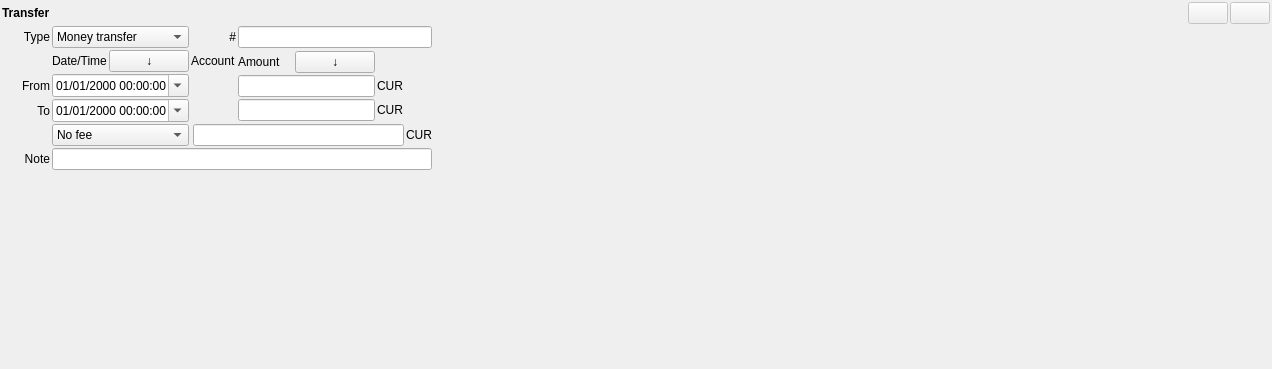
Above: jal/ui/widgets/transfer_operation.ui from titov-vv/jal before the change. Below: the same form after it.
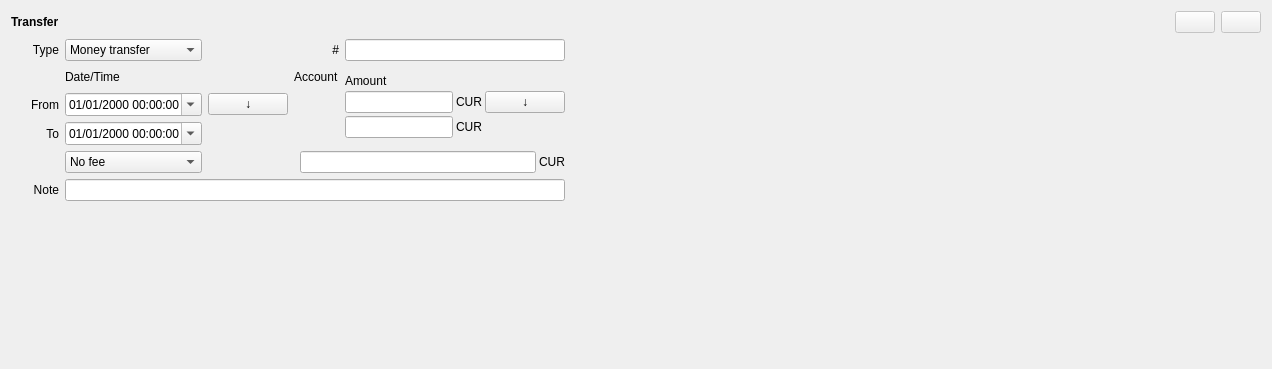
That is the form after the change. The open tabs and pages were chosen to show the change. Custom widgets are drawn as their Qt base class.

Commit message: Restore of native Qt spacing layout spacing for better compatibility. Tab order and label buddies we set for forms.

```diff
--- a/jal/ui/widgets/transfer_operation.ui
+++ b/jal/ui/widgets/transfer_operation.ui
@@ -14,21 +14,6 @@
    <string>Form</string>
   </property>
   <layout class="QGridLayout" name="layout">
-   <property name="leftMargin">
-    <number>2</number>
-   </property>
-   <property name="topMargin">
-    <number>2</number>
-   </property>
-   <property name="rightMargin">
-    <number>2</number>
-   </property>
-   <property name="bottomMargin">
-    <number>2</number>
-   </property>
-   <property name="spacing">
-    <number>2</number>
-   </property>
    <item row="7" column="2">
     <spacer name="vertical_spacer">
      <property name="orientation">
@@ -50,9 +35,12 @@
      <property name="alignment">
       <set>Qt::AlignmentFlag::AlignRight|Qt::AlignmentFlag::AlignTrailing|Qt::AlignmentFlag::AlignVCenter</set>
      </property>
+     <property name="buddy">
+      <cstring>deposit_timestamp</cstring>
+     </property>
     </widget>
    </item>
-   <item row="4" column="4">
+   <item row="4" column="5">
     <widget class="ReferenceSelectorWidget" name="to_account_widget" native="true"/>
    </item>
    <item row="1" column="2" colspan="2">
@@ -69,14 +57,14 @@
      </item>
     </widget>
    </item>
-   <item row="2" column="4">
+   <item row="2" column="5">
     <widget class="QLabel" name="account_label">
      <property name="text">
       <string>Account</string>
      </property>
     </widget>
    </item>
-   <item row="2" column="9">
+   <item row="2" column="10">
     <spacer name="horizontal_spacer">
      <property name="orientation">
       <enum>Qt::Orientation::Horizontal</enum>
@@ -89,7 +77,7 @@
      </property>
     </spacer>
    </item>
-   <item row="0" column="10">
+   <item row="0" column="11">
     <widget class="QPushButton" name="commit_button">
      <property name="enabled">
       <bool>false</bool>
@@ -110,6 +98,9 @@
      <property name="alignment">
       <set>Qt::AlignmentFlag::AlignRight|Qt::AlignmentFlag::AlignTrailing|Qt::AlignmentFlag::AlignVCenter</set>
      </property>
+     <property name="buddy">
+      <cstring>TransferTypeCombo</cstring>
+     </property>
     </widget>
    </item>
    <item row="2" column="2">
@@ -119,7 +110,7 @@
      </property>
     </widget>
    </item>
-   <item row="5" column="4" colspan="5">
+   <item row="5" column="5" colspan="5">
     <widget class="QStackedWidget" name="FeeGasPages">
      <property name="sizePolicy">
       <sizepolicy hsizetype="Preferred" vsizetype="Maximum">
@@ -148,26 +139,58 @@
        <property name="bottomMargin">
         <number>0</number>
        </property>
-       <property name="spacing">
-        <number>2</number>
-       </property>
-       <item row="0" column="2">
-        <widget class="AccountCurrencyLabel" name="fee_currency">
-         <property name="text">
-          <string>CUR</string>
-         </property>
-        </widget>
-       </item>
-       <item row="0" column="1">
-        <widget class="QLineEdit" name="fee">
-         <property name="alignment">
-          <set>Qt::AlignmentFlag::AlignRight|Qt::AlignmentFlag::AlignTrailing|Qt::AlignmentFlag::AlignVCenter</set>
-         </property>
-        </widget>
-       </item>
        <item row="0" column="0">
         <widget class="ReferenceSelectorWidget" name="fee_account_widget" native="true"/>
        </item>
+       <item row="0" column="1">
+        <spacer name="feeGroupSpacer">
+         <property name="orientation">
+          <enum>Qt::Orientation::Horizontal</enum>
+         </property>
+         <property name="sizeType">
+          <enum>QSizePolicy::Fixed</enum>
+         </property>
+         <property name="sizeHint" stdset="0">
+          <size>
+           <width>0</width>
+           <height>20</height>
+          </size>
+         </property>
+        </spacer>
+       </item>
+       <item row="0" column="2">
+        <layout class="QHBoxLayout" name="feeCurrencyBox">
+         <property name="spacing">
+          <number>3</number>
+         </property>
+         <property name="leftMargin">
+          <number>0</number>
+         </property>
+         <property name="topMargin">
+          <number>0</number>
+         </property>
+         <property name="rightMargin">
+          <number>0</number>
+         </property>
+         <property name="bottomMargin">
+          <number>0</number>
+         </property>
+         <item>
+          <widget class="QLineEdit" name="fee">
+           <property name="alignment">
+            <set>Qt::AlignmentFlag::AlignRight|Qt::AlignmentFlag::AlignTrailing|Qt::AlignmentFlag::AlignVCenter</set>
+           </property>
+          </widget>
+         </item>
+         <item>
+          <widget class="AccountCurrencyLabel" name="fee_currency">
+           <property name="text">
+            <string>CUR</string>
+           </property>
+          </widget>
+         </item>
+        </layout>
+       </item>
       </layout>
      </widget>
      <widget class="QWidget" name="GasPage">
@@ -184,24 +207,40 @@
        <property name="bottomMargin">
         <number>0</number>
        </property>
-       <property name="spacing">
-        <number>2</number>
-       </property>
        <item row="0" column="0">
-        <widget class="QLineEdit" name="gas">
-         <property name="alignment">
-          <set>Qt::AlignmentFlag::AlignRight|Qt::AlignmentFlag::AlignTrailing|Qt::AlignmentFlag::AlignVCenter</set>
+        <layout class="QHBoxLayout" name="gasSymbolBox">
+         <property name="spacing">
+          <number>3</number>
          </property>
-        </widget>
-       </item>
-       <item row="0" column="1">
-        <widget class="ReferenceSelectorWidget" name="gas_symbol_widget" native="true"/>
+         <property name="leftMargin">
+          <number>0</number>
+         </property>
+         <property name="topMargin">
+          <number>0</number>
+         </property>
+         <property name="rightMargin">
+          <number>0</number>
+         </property>
+         <property name="bottomMargin">
+          <number>0</number>
+         </property>
+         <item>
+          <widget class="QLineEdit" name="gas">
+           <property name="alignment">
+            <set>Qt::AlignmentFlag::AlignRight|Qt::AlignmentFlag::AlignTrailing|Qt::AlignmentFlag::AlignVCenter</set>
+           </property>
+          </widget>
+         </item>
+         <item>
+          <widget class="ReferenceSelectorWidget" name="gas_symbol_widget" native="true"/>
+         </item>
+        </layout>
        </item>
       </layout>
      </widget>
     </widget>
    </item>
-   <item row="1" column="4">
+   <item row="1" column="5">
     <widget class="QLabel" name="number_label">
      <property name="text">
       <string>#</string>
@@ -209,6 +248,9 @@
      <property name="alignment">
       <set>Qt::AlignmentFlag::AlignRight|Qt::AlignmentFlag::AlignTrailing|Qt::AlignmentFlag::AlignVCenter</set>
      </property>
+     <property name="buddy">
+      <cstring>number</cstring>
+     </property>
     </widget>
    </item>
    <item row="6" column="0">
@@ -219,9 +261,12 @@
      <property name="alignment">
       <set>Qt::AlignmentFlag::AlignRight|Qt::AlignmentFlag::AlignTrailing|Qt::AlignmentFlag::AlignVCenter</set>
      </property>
+     <property name="buddy">
+      <cstring>note</cstring>
+     </property>
     </widget>
    </item>
-   <item row="2" column="5" rowspan="3" colspan="4">
+   <item row="2" column="6" rowspan="3" colspan="4">
     <widget class="QStackedWidget" name="MoneyAssetPages">
      <property name="sizePolicy">
       <sizepolicy hsizetype="Preferred" vsizetype="Maximum">
@@ -250,7 +295,7 @@
         <number>0</number>
        </property>
        <property name="spacing">
-        <number>2</number>
+        <number>3</number>
        </property>
        <item row="2" column="2">
         <widget class="AccountCurrencyLabel" name="from_currency">
@@ -273,7 +318,14 @@
          </property>
         </widget>
        </item>
-       <item row="0" column="1">
+       <item row="2" column="0" colspan="2">
+        <widget class="QLineEdit" name="withdrawal">
+         <property name="alignment">
+          <set>Qt::AlignmentFlag::AlignRight|Qt::AlignmentFlag::AlignTrailing|Qt::AlignmentFlag::AlignVCenter</set>
+         </property>
+        </widget>
+       </item>
+       <item row="2" column="3">
         <widget class="QPushButton" name="copy_amount_btn">
          <property name="toolTip">
           <string>Copy value</string>
@@ -283,13 +335,6 @@
          </property>
         </widget>
        </item>
-       <item row="2" column="0" colspan="2">
-        <widget class="QLineEdit" name="withdrawal">
-         <property name="alignment">
-          <set>Qt::AlignmentFlag::AlignRight|Qt::AlignmentFlag::AlignTrailing|Qt::AlignmentFlag::AlignVCenter</set>
-         </property>
-        </widget>
-       </item>
        <item row="3" column="0" colspan="2">
         <widget class="QLineEdit" name="deposit">
          <property name="alignment">
@@ -314,7 +359,7 @@
         <number>0</number>
        </property>
        <property name="spacing">
-        <number>2</number>
+        <number>3</number>
        </property>
        <item row="2" column="1">
         <widget class="QLineEdit" name="asset_cost_basis"/>
@@ -324,6 +369,9 @@
          <property name="text">
           <string>Cost basis</string>
          </property>
+         <property name="buddy">
+          <cstring>asset_cost_basis</cstring>
+         </property>
         </widget>
        </item>
        <item row="1" column="1">
@@ -334,6 +382,9 @@
          <property name="text">
           <string>Asset</string>
          </property>
+         <property name="buddy">
+          <cstring>asset_amount</cstring>
+         </property>
         </widget>
        </item>
        <item row="2" column="2">
@@ -357,7 +408,7 @@
      </widget>
     </widget>
    </item>
-   <item row="1" column="5" colspan="4">
+   <item row="1" column="6" colspan="4">
     <widget class="QLineEdit" name="number"/>
    </item>
    <item row="3" column="2" colspan="2">
@@ -392,7 +443,7 @@
      </item>
     </widget>
    </item>
-   <item row="0" column="11">
+   <item row="0" column="12">
     <widget class="QPushButton" name="revert_button">
      <property name="enabled">
       <bool>false</bool>
@@ -421,7 +472,7 @@
      </property>
     </widget>
    </item>
-   <item row="2" column="3">
+   <item row="3" column="4">
     <widget class="QPushButton" name="copy_date_btn">
      <property name="toolTip">
       <string>Copy value</string>
@@ -443,7 +494,7 @@
      </property>
     </widget>
    </item>
-   <item row="3" column="4">
+   <item row="3" column="5">
     <widget class="ReferenceSelectorWidget" name="from_account_widget" native="true"/>
    </item>
    <item row="3" column="0">
@@ -454,9 +505,12 @@
      <property name="alignment">
       <set>Qt::AlignmentFlag::AlignRight|Qt::AlignmentFlag::AlignTrailing|Qt::AlignmentFlag::AlignVCenter</set>
      </property>
+     <property name="buddy">
+      <cstring>withdrawal_timestamp</cstring>
+     </property>
     </widget>
    </item>
-   <item row="6" column="2" colspan="7">
+   <item row="6" column="2" colspan="8">
     <widget class="QLineEdit" name="note"/>
    </item>
   </layout>
```
Left out of the diff: 23 changed lines with no effect on the pictures. The commit also changes 82 other files.
